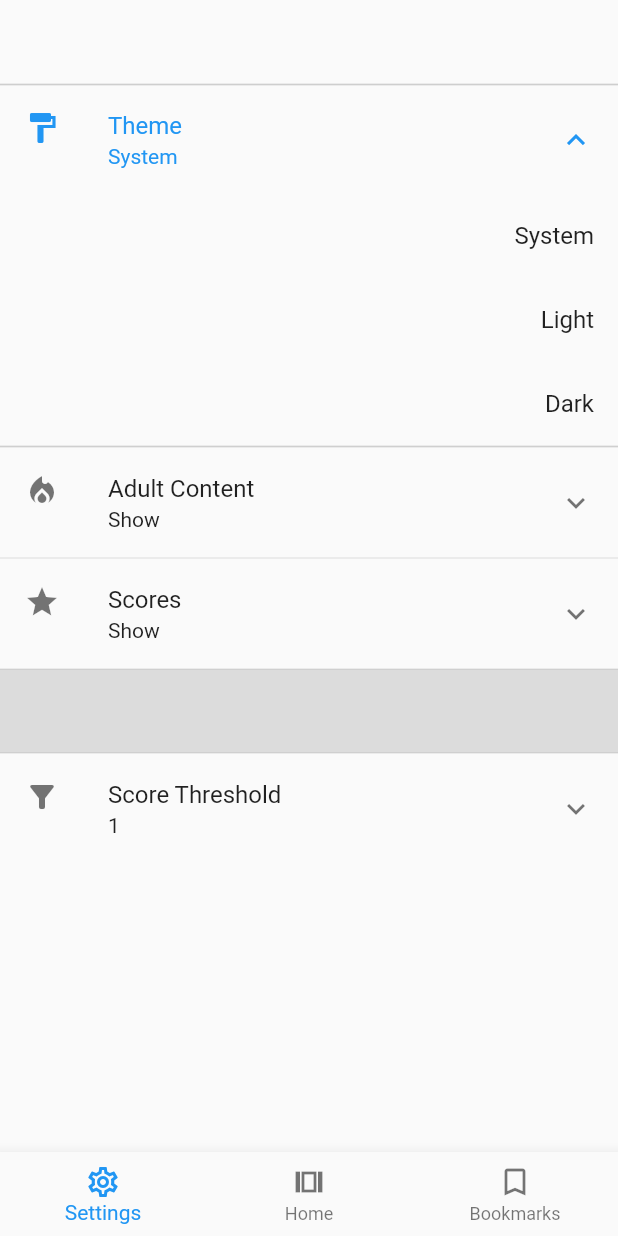
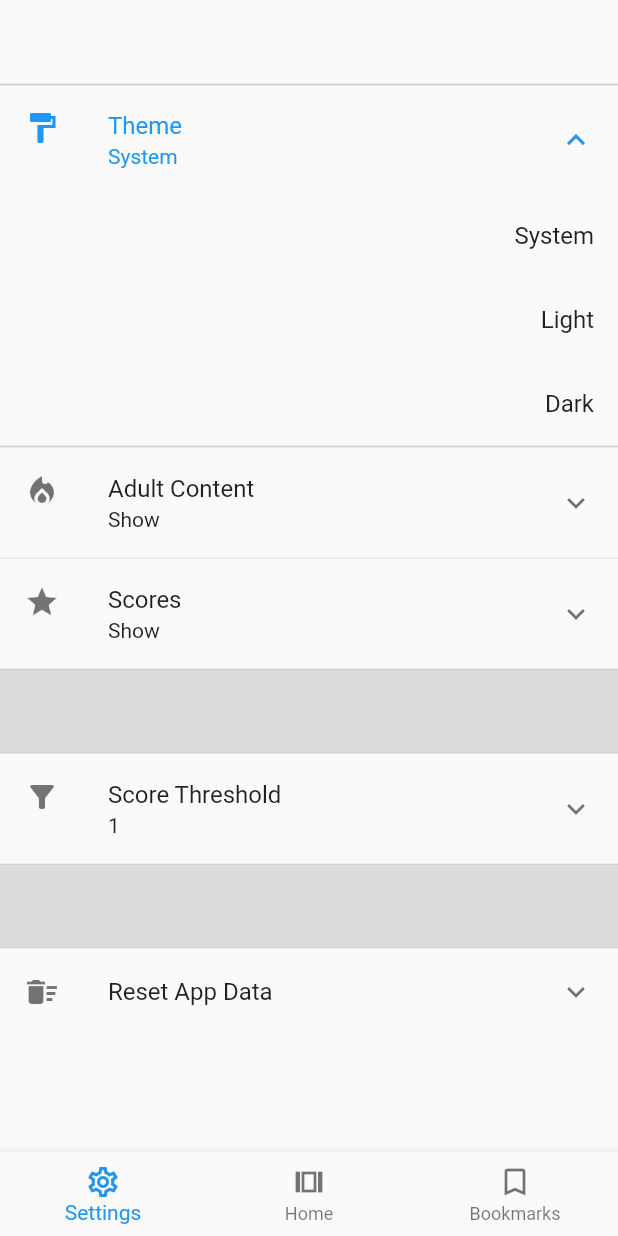
Before and after one commit to UltimateForm/seasoned-weeb, a Flutter app: the MainView screen opened directly, after a tap on "Theme", after a tap on "System", on a phone screen of 412 x 824 dp. Run offline on Flutter 3.47's test engine with Material 2 defaults, Android fonts, the phone set to English and light mode, and no system bars; our stand-ins replace bloc, equatable, flutter_bloc, shared_preferences, tcard; missing offline and left inert: enum_to_string, jikan_api; accounts and stored records are empty; statements that could not run were skipped.

Commit message:
BROKEN: HAHHAHAHAH ok so i cant reset app like this (thank god)
since these are two different blocs, i can't guarantee they'll process those events in that order

```diff
--- a/lib/app.dart
+++ b/lib/app.dart
@@ -33,6 +33,8 @@ var darkTheme = ThemeData(
   ),
 );
 
+int initialKey = 0;
+
 class App extends StatelessWidget {
   final Jikan jikan;
 
@@ -57,8 +59,8 @@ class App extends StatelessWidget {
               ..add(LoadConfig()),
           )
         ],
-        child: BlocBuilder<ConfigBloc, ConfigState>(
-            builder: (context, state) => MaterialApp(
+        child: BlocBuilder<ConfigBloc, ConfigState>(builder: (context, state) {
+          return MaterialApp(
             theme: ThemeData(
                 brightness: Brightness.light,
                 primaryColor: Colors.deepOrange,
@@ -70,7 +72,12 @@ class App extends StatelessWidget {
                 /* dark theme settings */
                 ),
             themeMode: configThemeToAppThemeMode(state),
-                  home: MainView(),
-                )));
+            home: state is ConfigDataClearing
+                ? Center(
+                    child: CircularProgressIndicator(),
+                  )
+                : MainView(),
+          );
+        }));
   }
 }
--- a/lib/bloc/config/config_bloc.dart
+++ b/lib/bloc/config/config_bloc.dart
@@ -58,6 +58,7 @@ class ConfigBloc extends Bloc<ConfigEvent, ConfigState> {
       }
     }
     if (event is ResetPreferences) {
+      yield ConfigDataClearing(config, sectionCleared: event.sectionToReset);
       switch (event.sectionToReset) {
         case ConfigDataSection.bookmarkedSeries:
           await prefs.remove(bookmarkedPrefKey);
@@ -72,7 +73,7 @@ class ConfigBloc extends Bloc<ConfigEvent, ConfigState> {
         default:
           await prefs.clear();
       }
-      yield ConfigDataCleared(config, sectionCleared: event.sectionToReset);
+      yield ConfigReady(config);
     }
   }
 }
--- a/lib/bloc/config/config_state.dart
+++ b/lib/bloc/config/config_state.dart
@@ -40,9 +40,9 @@ class ConfigError extends ConfigState {
   List<Object> get props => [error];
 }
 
-class ConfigDataCleared extends ConfigReady {
+class ConfigDataClearing extends ConfigReady {
   final ConfigDataSection sectionCleared;
-  ConfigDataCleared(Map<ConfigKeys, int> config,
+  ConfigDataClearing(Map<ConfigKeys, int> config,
       {@required this.sectionCleared})
       : super(config);
 
--- a/lib/components/setting_tile.dart
+++ b/lib/components/setting_tile.dart
@@ -8,12 +8,14 @@ class SettingTile extends StatefulWidget {
   final int initialValue;
   final Widget icon;
   final SettingTileOnChange onChange;
+  final bool hideCurrentlySelected;
   SettingTile(
       {@required this.title,
       @required this.choices,
       this.initialValue = 0,
       this.icon,
-      this.onChange})
+      this.onChange,
+      this.hideCurrentlySelected = false})
       : super();
 
   @override
@@ -43,8 +45,12 @@ class _SettingTileState extends State<SettingTile> {
   Widget build(BuildContext context) {
     return ExpansionTile(
       key: ValueKey("${widget.title}-${_currentChoice.toString()}"),
-      title: Text(widget.title,),
-      subtitle: Text(widget.choices[_currentChoice]),
+      title: Text(
+        widget.title,
+      ),
+      subtitle: widget.hideCurrentlySelected
+          ? null
+          : Text(widget.choices[_currentChoice]),
       leading: widget.icon ?? Icon(Icons.settings),
       children: widget.choices
           .map((e) => ListTile(
--- a/lib/pages/settings.dart
+++ b/lib/pages/settings.dart
@@ -1,5 +1,6 @@
 import "package:flutter/material.dart";
 import 'package:flutter_bloc/flutter_bloc.dart';
+import 'package:seasonal_weeb/bloc/app/app_bloc.dart';
 import 'package:seasonal_weeb/bloc/config/config_bloc.dart';
 import '../components/setting_tile.dart';
 
@@ -7,13 +8,13 @@ class SettingsPage extends StatelessWidget {
   @override
   Widget build(BuildContext buildContext) {
     return BlocBuilder<ConfigBloc, ConfigState>(builder: (context, state) {
-      if (state is ConfigLoading) {
+      if (state is ConfigLoading ||
+          state is ConfigDataClearing ||
+          state is ConfigInitialState) {
         return Center(
           child: CircularProgressIndicator(),
         );
-      } else if (state is ConfigReady ||
-          state is ConfigSyncing ||
-          state is ConfigInitialState) {
+      } else if (state is ConfigReady || state is ConfigSyncing) {
         return ListView(
           children: ListTile.divideTiles(context: buildContext, tiles: [
             ListTile(),
@@ -21,7 +22,8 @@ class SettingsPage extends StatelessWidget {
               title: "Theme",
               choices: ["System", "Light", "Dark"],
               icon: Icon(Icons.format_paint),
-              initialValue: (state as ConfigReady).config[ConfigKeys.theme],
+              initialValue:
+                  (state as ConfigReady).config[ConfigKeys.theme] ?? 0,
               onChange: (value) => buildContext
                   .read<ConfigBloc>()
                   .add(SetConfig(ConfigKeys.theme, value)),
@@ -31,7 +33,7 @@ class SettingsPage extends StatelessWidget {
               choices: ["Show", "Hide"],
               icon: Icon(Icons.local_fire_department),
               initialValue:
-                  (state as ConfigReady).config[ConfigKeys.adultContent],
+                  (state as ConfigReady).config[ConfigKeys.adultContent] ?? 0,
               onChange: (value) => buildContext
                   .read<ConfigBloc>()
                   .add(SetConfig(ConfigKeys.adultContent, value)),
@@ -41,7 +43,7 @@ class SettingsPage extends StatelessWidget {
               choices: ["Show", "Hide"],
               icon: Icon(Icons.star),
               initialValue:
-                  (state as ConfigReady).config[ConfigKeys.showScores],
+                  (state as ConfigReady).config[ConfigKeys.showScores] ?? 0,
               onChange: (value) => buildContext
                   .read<ConfigBloc>()
                   .add(SetConfig(ConfigKeys.showScores, value)),
@@ -55,10 +57,40 @@ class SettingsPage extends StatelessWidget {
                   List<String>.generate(10, (index) => (index + 1).toString()),
               icon: Icon(Icons.filter_alt),
               initialValue:
-                  (state as ConfigReady).config[ConfigKeys.scoreThreshold],
+                  (state as ConfigReady).config[ConfigKeys.scoreThreshold] ?? 0,
               onChange: (value) => buildContext
                   .read<ConfigBloc>()
                   .add(SetConfig(ConfigKeys.scoreThreshold, value)),
+            ),
+            ListTile(
+              tileColor: Theme.of(buildContext).dividerColor,
+            ),
+            SettingTile(
+              title: "Reset App Data",
+              choices: [
+                // NOTE: THIS NEEDS TO BE THE SAME ORDER AS ConfigDataSection.values
+                "All",
+                "Preferences",
+                "Dismissed Series",
+                "Bookmarked Series"
+              ],
+              icon: Icon(Icons.delete_sweep),
+              hideCurrentlySelected: true,
+              onChange: (value) {
+                var target = ConfigDataSection.values[value];
+                // ignore: close_sinks
+                var configBloc = buildContext.read<ConfigBloc>();
+                configBloc.add(ResetPreferences(
+                    sectionToReset: target));
+                configBloc.add(LoadConfig());
+                if(target != ConfigDataSection.preferences){
+                  print("here");
+                  // ignore: close_sinks
+                  var dataBloc = buildContext.read<AppBloc>();
+                  dataBloc.add(AppLoad());
+                }
+                // TODO: this is dirty - AND DOESNT WORK LOL -, move it somewhere else...
+              },
             ),
           ]).toList(),
         );
```
Lines whose indentation alone changed are shown as unchanged.
